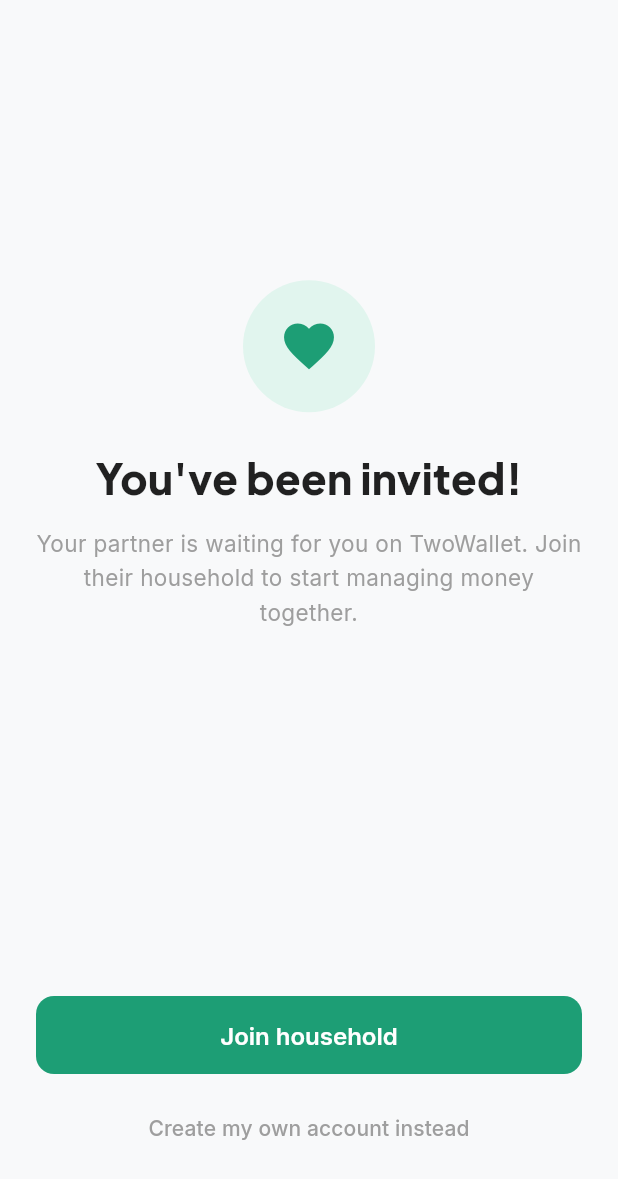
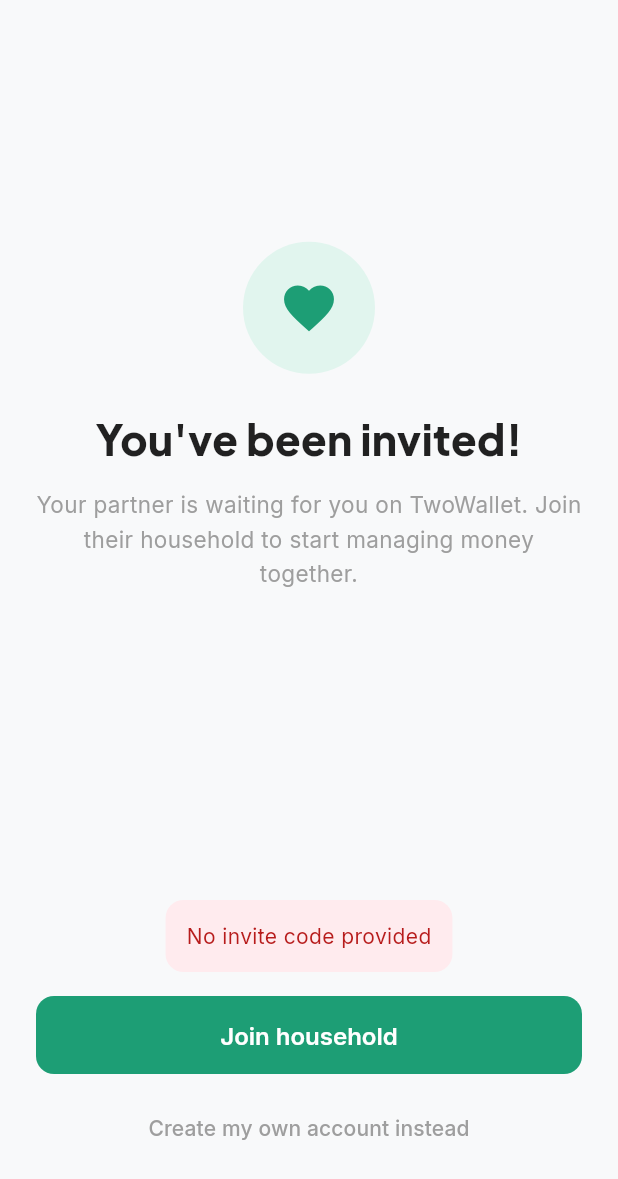
Before and after one commit to NishanBhuje1/practice-projects, a Flutter app: the JoinScreen screen opened by its route, after a tap on "Join household", on a phone screen of 412 x 824 dp. Shown: the top 1179 px of the screen. Run offline on Flutter 3.47's test engine with Material 3 defaults, Android fonts, the phone set to English and light mode, and no system bars; our stand-ins replace app_links, fl_chart, flutter_local_notifications, flutter_riverpod, flutter_svg, go_router and 7 more; missing offline and left inert: posthog_flutter, purchases_flutter; accounts and stored records are empty.

Commit message:
partner join

```diff
--- a/twowallet/lib/features/onboarding/screens/join_screen.dart
+++ b/twowallet/lib/features/onboarding/screens/join_screen.dart
@@ -2,7 +2,6 @@
 import 'package:flutter_riverpod/flutter_riverpod.dart';
 import 'package:go_router/go_router.dart';
 import 'package:google_fonts/google_fonts.dart';
-import 'package:shared_preferences/shared_preferences.dart';
 import 'package:supabase_flutter/supabase_flutter.dart';
 import '../onboarding_controller.dart';
 
@@ -16,69 +15,52 @@
 
 class _JoinScreenState extends ConsumerState<JoinScreen> {
   bool _loading = false;
+  String? _error;
 
   Future<void> _joinHousehold() async {
-    if (widget.householdId == null) return;
-    setState(() => _loading = true);
+    if (widget.householdId == null || widget.householdId!.isEmpty) {
+      setState(() => _error = 'No invite code provided');
+      return;
+    }
+
+    final user = Supabase.instance.client.auth.currentUser;
+    if (user == null) {
+      if (mounted) {
+        context.go('/signin?redirectTo=/join?code=${widget.householdId}');
+      }
+      return;
+    }
+
+    setState(() {
+      _loading = true;
+      _error = null;
+    });
 
     try {
-      final client = Supabase.instance.client;
-      final userId = client.auth.currentUser?.id;
-
-      if (userId == null) {
-        // Not logged in — save household ID and redirect to signup
-        final prefs = await SharedPreferences.getInstance();
-        await prefs.setString('pending_household_id', widget.householdId!);
-        if (mounted) context.push('/onboarding/signup');
-        return;
-      }
-
-      // Check if already in a household
-      final existing = await client
-          .from('partners')
-          .select('id')
-          .eq('user_id', userId)
-          .maybeSingle();
-
-      if (existing != null) {
-        if (mounted) context.go('/home');
-        return;
-      }
-
-      // Verify household exists
-      await client
-          .from('households')
-          .select('id')
-          .eq('id', widget.householdId!)
-          .single();
-
-      // Derive display name from auth metadata
-      final user = client.auth.currentUser!;
-      final displayName =
-          user.userMetadata?['full_name'] as String? ??
-          user.userMetadata?['display_name'] as String? ??
-          user.email?.split('@')[0] ??
-          'Partner';
-
-      // Join as partner_b
-      await client.from('partners').insert({
-        'household_id': widget.householdId,
-        'user_id': userId,
-        'display_name': displayName,
-        'role': 'partner_b',
-      });
+      await Supabase.instance.client.rpc(
+        'join_household_by_id',
+        params: {'p_household_id': widget.householdId},
+      );
 
       await OnboardingController.markOnboardingComplete();
       await OnboardingController.markSetupComplete();
-      if (mounted) context.go('/home');
+
+      if (mounted) {
+        ScaffoldMessenger.of(context).showSnackBar(
+          const SnackBar(
+            content: Text('Successfully joined household!'),
+            backgroundColor: Color(0xFF1D9E75),
+          ),
+        );
+        context.go('/home');
+      }
     } catch (e) {
       if (mounted) {
-        ScaffoldMessenger.of(context).showSnackBar(
-          SnackBar(content: Text('Error joining household: $e')),
-        );
+        setState(() {
+          _error = e.toString().replaceAll('PostgrestException: ', '');
+          _loading = false;
+        });
       }
-    } finally {
-      if (mounted) setState(() => _loading = false);
     }
   }
 
@@ -125,6 +107,20 @@
                 ),
               ),
               const Spacer(flex: 3),
+              if (_error != null) ...[
+                Container(
+                  padding: const EdgeInsets.all(14),
+                  margin: const EdgeInsets.only(bottom: 16),
+                  decoration: BoxDecoration(
+                    color: Colors.red.shade50,
+                    borderRadius: BorderRadius.circular(12),
+                  ),
+                  child: Text(
+                    _error!,
+                    style: TextStyle(color: Colors.red.shade900, fontSize: 14),
+                  ),
+                ),
+              ],
               SizedBox(
                 width: double.infinity,
                 height: 52,
--- a/twowallet/lib/features/onboarding/screens/signin_screen.dart
+++ b/twowallet/lib/features/onboarding/screens/signin_screen.dart
@@ -34,7 +34,11 @@
             email: _emailController.text.trim(),
             password: _passwordController.text,
           );
-      if (mounted) context.go('/home');
+      if (mounted) {
+        final redirectTo =
+            GoRouterState.of(context).uri.queryParameters['redirectTo'];
+        context.go(redirectTo ?? '/home');
+      }
     } catch (e) {
       setState(() {
         _error = 'Invalid email or password';
```
